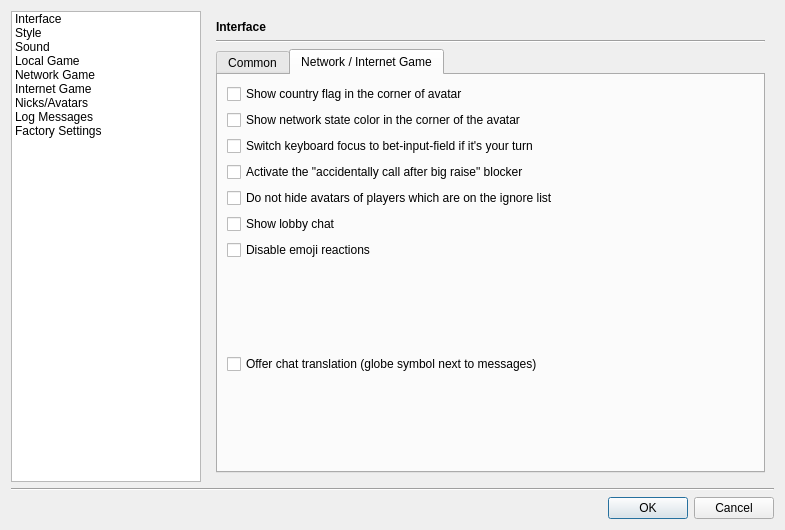
First picture: the form in src/gui/qt/settingsdialog.ui, repository pokerth/pokerth, before the edit.
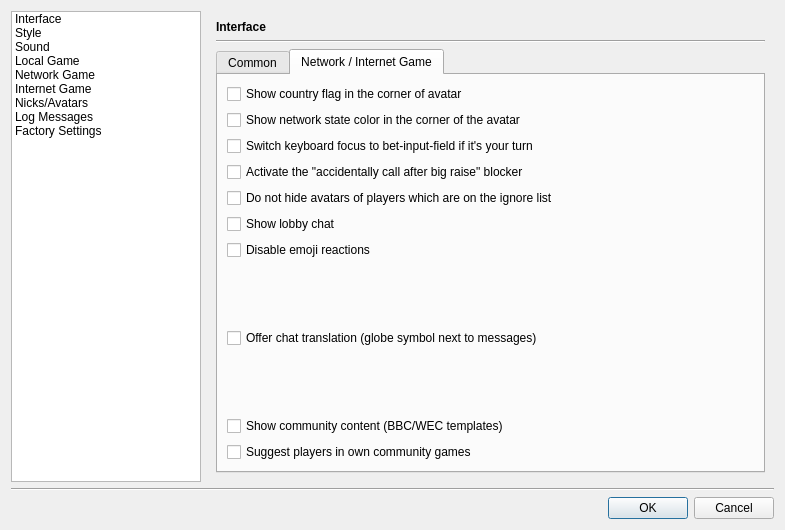
Second picture: the form after the edit. The open tabs and pages were chosen to show the change. Icons and pictures are not drawn. Custom widgets are drawn as their Qt base class.

Patch:
```diff
--- a/src/gui/qt/settingsdialog.ui
+++ b/src/gui/qt/settingsdialog.ui
@@ -397,6 +397,26 @@
                </property>
               </widget>
              </item>
+             <item row="8" column="0" colspan="2">
+              <widget class="QCheckBox" name="checkBox_ShowCommunityContent">
+               <property name="toolTip">
+                <string>Shows the official community tournament templates (BBC Steps, Monthly Cup, WEC) when creating an invite-only game.</string>
+               </property>
+               <property name="text">
+                <string>Show community content (BBC/WEC templates)</string>
+               </property>
+              </widget>
+             </item>
+             <item row="9" column="0" colspan="2">
+              <widget class="QCheckBox" name="checkBox_ShowCommunitySuggest">
+               <property name="toolTip">
+                <string>Adds a &quot;Suggest players&quot; button in the waiting room of your own BBC/WEC invite game. Only relevant for the few BBC/WEC admins.</string>
+               </property>
+               <property name="text">
+                <string>Suggest players in own community games</string>
+               </property>
+              </widget>
+             </item>
             </layout>
            </widget>
           </widget>
```
